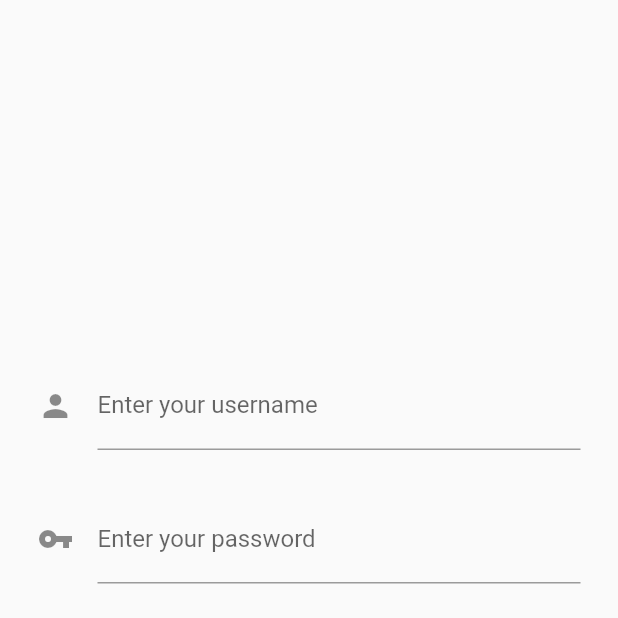
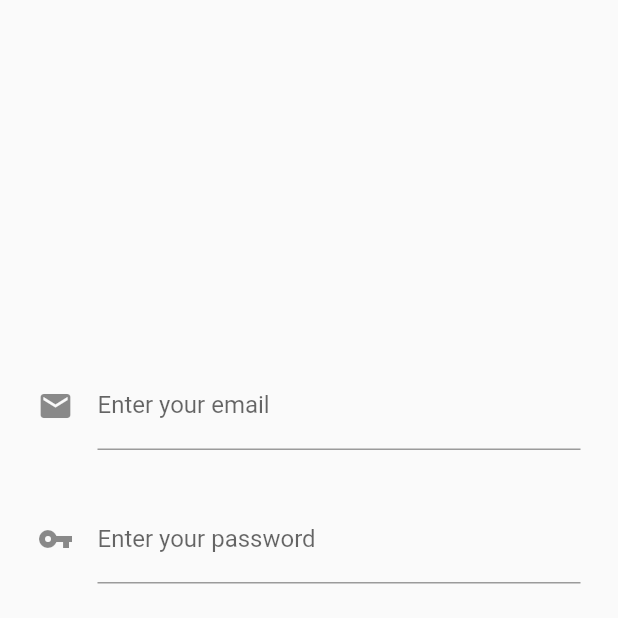
Before and after one commit to LRipi/EisenhowerMatrix, a Flutter app: the screen it shows after launch, after a tap on "Login", on a phone screen of 412 x 824 dp, the top half of it. Run offline on Flutter 3.47's test engine with Material 2 defaults, Android fonts, the phone set to English and light mode, and no system bars.

Commit message:
DEV - add functional login page with token stockage

```diff
--- a/lib/Authentification/login.dart
+++ b/lib/Authentification/login.dart
@@ -27,8 +27,8 @@ class LoginPage extends StatelessWidget
               child: TextField(
                 controller: _usernameController,
                 decoration: InputDecoration(
-                    labelText: "Enter your username",
-                    icon: Icon(Icons.person),
+                    labelText: "Enter your email",
+                    icon: Icon(Icons.mail),
                   ),
                 )
             ),
@@ -55,7 +55,9 @@ class LoginPage extends StatelessWidget
                       var response = await http.post('http://192.168.1.16:3000/users/login', body: {'login': _usernameController.text, 'password': _passwordController.text});
                       if (jsonDecode(response.body)['success'] == true) {
                         print("should put new status to connected");
+                        print('user: ' + jsonDecode(response.body).toString());
                         Authentication.setAuthState(AuthState.connected);
+                        Authentication.setJwtToken(jsonDecode(response.body)['user']['token']);
                         onSignIn();
                       } else {
                         debugPrint('error: ' + response.statusCode.toString());
@@ -89,7 +91,7 @@ class LoginPage extends StatelessWidget
                           ),
                         ),
                         onPressed: () {
-                          Navigator.pop(
+                          Navigator.push(
                             context,
                             MaterialPageRoute(builder: (context) => RegisterPage()),
                           );
--- a/lib/authentication.dart
+++ b/lib/authentication.dart
@@ -6,6 +6,7 @@ enum AuthState {
 
 class Authentication {
   static AuthState state = AuthState.disconnected;
+  static String jwtToken = '';
 
   static AuthState getAuthState () {
     return state;
@@ -15,6 +16,10 @@ class Authentication {
     state = newState;
   }
 
+  static void setJwtToken (String token) {
+    jwtToken = token;
+  }
+
   static void disconnect () {
     setAuthState(AuthState.disconnected);
   }
```
